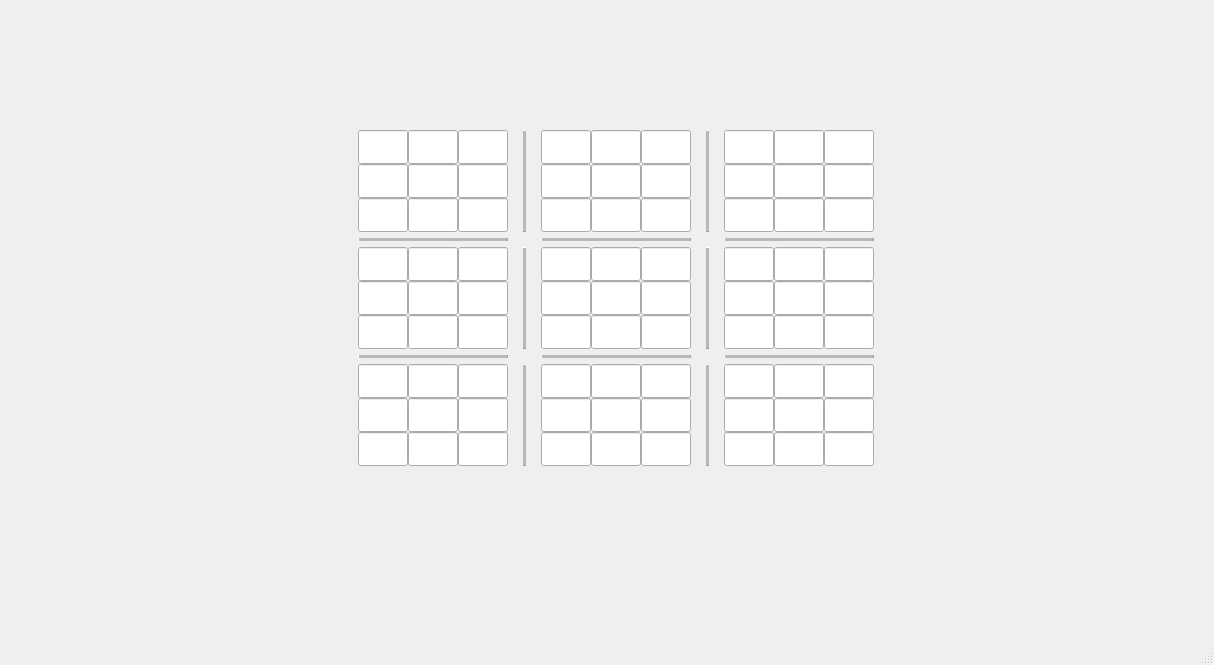
Before: the Qt Designer form Sudoku/MainWindow.ui in v43d3rm4k4r/Sudoku, drawn with Qt 5.
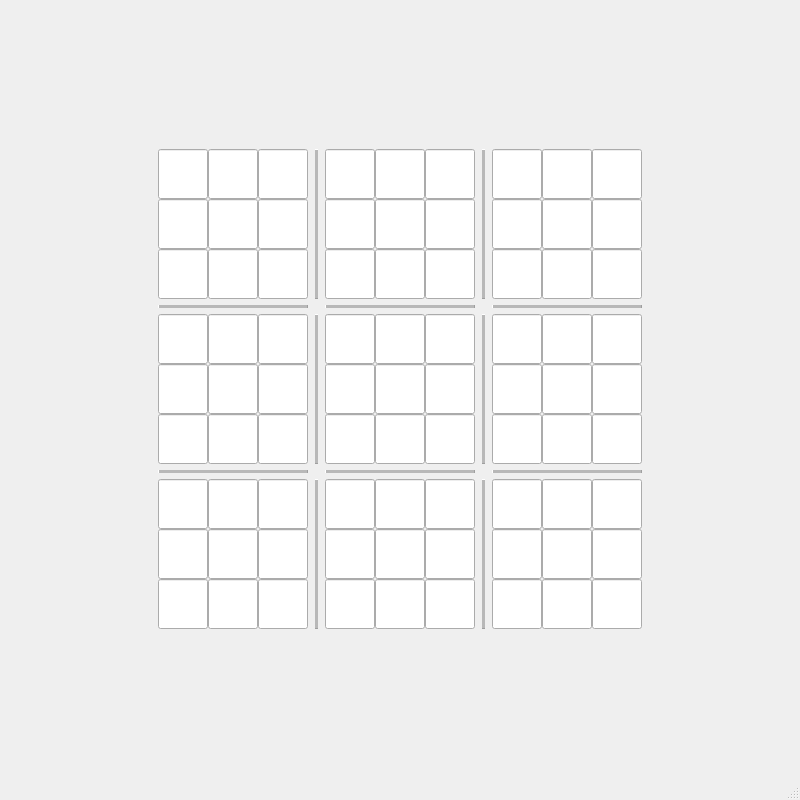
After: the same form once the commit is applied.

```diff
--- a/Sudoku/MainWindow.ui
+++ b/Sudoku/MainWindow.ui
@@ -6,10 +6,22 @@
    <rect>
     <x>0</x>
     <y>0</y>
-    <width>1214</width>
-    <height>665</height>
+    <width>800</width>
+    <height>800</height>
    </rect>
   </property>
+  <property name="minimumSize">
+   <size>
+    <width>600</width>
+    <height>600</height>
+   </size>
+  </property>
+  <property name="maximumSize">
+   <size>
+    <width>800</width>
+    <height>800</height>
+   </size>
+  </property>
   <property name="windowTitle">
    <string>MainWindow</string>
   </property>
@@ -17,16 +29,9 @@
    <bool>false</bool>
   </property>
   <widget class="QWidget" name="centralwidget">
-   <widget class="QWidget" name="gridLayoutWidget">
-    <property name="geometry">
-     <rect>
-      <x>350</x>
-      <y>130</y>
-      <width>534</width>
-      <height>336</height>
-     </rect>
-    </property>
-    <layout class="QGridLayout" name="gridLayout">
+   <layout class="QGridLayout" name="gridLayout_11">
+    <item row="0" column="0">
+     <layout class="QGridLayout" name="gridLayoutCentral">
      <property name="horizontalSpacing">
       <number>7</number>
      </property>
@@ -50,94 +55,139 @@
       </widget>
      </item>
      <item row="0" column="0">
-      <layout class="QGridLayout" name="gridLayout_2">
-       <item row="2" column="3">
-        <widget class="QLineEdit" name="lineEdit_26">
-         <property name="maximumSize">
-          <size>
-           <width>50</width>
-           <height>50</height>
-          </size>
-         </property>
-        </widget>
-       </item>
-       <item row="4" column="3">
-        <widget class="QLineEdit" name="lineEdit_32">
-         <property name="maximumSize">
-          <size>
-           <width>50</width>
-           <height>50</height>
-          </size>
-         </property>
-        </widget>
-       </item>
+       <layout class="QGridLayout" name="gridLayout00">
        <item row="3" column="4">
-        <widget class="QLineEdit" name="lineEdit_30">
+         <widget class="QLineEdit" name="lineEdit21">
          <property name="maximumSize">
           <size>
            <width>50</width>
            <height>50</height>
           </size>
          </property>
-        </widget>
-       </item>
-       <item row="2" column="2">
-        <widget class="QLineEdit" name="lineEdit_25">
+          <property name="font">
+           <font>
+            <pointsize>18</pointsize>
+           </font>
+          </property>
+         </widget>
+        </item>
+        <item row="2" column="4">
+         <widget class="QLineEdit" name="lineEdit20">
          <property name="maximumSize">
           <size>
            <width>50</width>
            <height>50</height>
           </size>
          </property>
+          <property name="font">
+           <font>
+            <pointsize>18</pointsize>
+           </font>
+          </property>
         </widget>
        </item>
        <item row="3" column="3">
-        <widget class="QLineEdit" name="lineEdit_29">
+         <widget class="QLineEdit" name="lineEdit11">
          <property name="maximumSize">
           <size>
            <width>50</width>
            <height>50</height>
           </size>
          </property>
-        </widget>
-       </item>
-       <item row="2" column="4">
-        <widget class="QLineEdit" name="lineEdit_27">
-         <property name="maximumSize">
-          <size>
-           <width>50</width>
-           <height>50</height>
-          </size>
+          <property name="font">
+           <font>
+            <pointsize>18</pointsize>
+           </font>
          </property>
         </widget>
        </item>
        <item row="4" column="2">
-        <widget class="QLineEdit" name="lineEdit_31">
+         <widget class="QLineEdit" name="lineEdit02">
          <property name="maximumSize">
           <size>
            <width>50</width>
            <height>50</height>
           </size>
+          </property>
+          <property name="font">
+           <font>
+            <pointsize>18</pointsize>
+           </font>
+          </property>
+         </widget>
+        </item>
+        <item row="4" column="3">
+         <widget class="QLineEdit" name="lineEdit12">
+          <property name="maximumSize">
+           <size>
+            <width>50</width>
+            <height>50</height>
+           </size>
+          </property>
+          <property name="font">
+           <font>
+            <pointsize>18</pointsize>
+           </font>
+          </property>
+         </widget>
+        </item>
+        <item row="2" column="3">
+         <widget class="QLineEdit" name="lineEdit10">
+          <property name="maximumSize">
+           <size>
+            <width>50</width>
+            <height>50</height>
+           </size>
+          </property>
+          <property name="font">
+           <font>
+            <pointsize>18</pointsize>
+           </font>
          </property>
         </widget>
        </item>
        <item row="4" column="4">
-        <widget class="QLineEdit" name="lineEdit_33">
+         <widget class="QLineEdit" name="lineEdit22">
          <property name="maximumSize">
           <size>
            <width>50</width>
            <height>50</height>
           </size>
          </property>
+          <property name="font">
+           <font>
+            <pointsize>18</pointsize>
+           </font>
+          </property>
         </widget>
        </item>
        <item row="3" column="2">
-        <widget class="QLineEdit" name="lineEdit_28">
+         <widget class="QLineEdit" name="lineEdit01">
          <property name="maximumSize">
           <size>
            <width>50</width>
            <height>50</height>
           </size>
+          </property>
+          <property name="font">
+           <font>
+            <pointsize>18</pointsize>
+           </font>
+          </property>
+         </widget>
+        </item>
+        <item row="2" column="2">
+         <widget class="QLineEdit" name="lineEdit00">
+          <property name="maximumSize">
+           <size>
+            <width>50</width>
+            <height>50</height>
+           </size>
+          </property>
+          <property name="font">
+           <font>
+            <pointsize>18</pointsize>
+           </font>
          </property>
         </widget>
        </item>
@@ -220,7 +270,7 @@
       </widget>
      </item>
      <item row="2" column="4">
-      <layout class="QGridLayout" name="gridLayout_7">
+       <layout class="QGridLayout" name="gridLayout21">
        <item row="0" column="2">
         <widget class="QLineEdit" name="lineEdit_126">
          <property name="maximumSize">
@@ -229,6 +279,11 @@
            <height>50</height>
           </size>
          </property>
+          <property name="font">
+           <font>
+            <pointsize>18</pointsize>
+           </font>
+          </property>
         </widget>
        </item>
        <item row="1" column="2">
@@ -239,6 +294,11 @@
            <height>50</height>
           </size>
          </property>
+          <property name="font">
+           <font>
+            <pointsize>18</pointsize>
+           </font>
+          </property>
         </widget>
        </item>
        <item row="0" column="1">
@@ -249,6 +309,11 @@
            <height>50</height>
           </size>
          </property>
+          <property name="font">
+           <font>
+            <pointsize>18</pointsize>
+           </font>
+          </property>
         </widget>
        </item>
        <item row="1" column="0">
@@ -259,6 +324,11 @@
            <height>50</height>
           </size>
          </property>
+          <property name="font">
+           <font>
+            <pointsize>18</pointsize>
+           </font>
+          </property>
         </widget>
        </item>
        <item row="0" column="0">
@@ -269,6 +339,11 @@
            <height>50</height>
           </size>
          </property>
+          <property name="font">
+           <font>
+            <pointsize>18</pointsize>
+           </font>
+          </property>
         </widget>
        </item>
        <item row="1" column="1">
@@ -279,6 +354,11 @@
            <height>50</height>
           </size>
          </property>
+          <property name="font">
+           <font>
+            <pointsize>18</pointsize>
+           </font>
+          </property>
         </widget>
        </item>
        <item row="2" column="2">
@@ -289,6 +369,11 @@
            <height>50</height>
           </size>
          </property>
+          <property name="font">
+           <font>
+            <pointsize>18</pointsize>
+           </font>
+          </property>
         </widget>
        </item>
        <item row="2" column="1">
@@ -299,6 +384,11 @@
            <height>50</height>
           </size>
          </property>
+          <property name="font">
+           <font>
+            <pointsize>18</pointsize>
+           </font>
+          </property>
         </widget>
        </item>
        <item row="2" column="0">
@@ -309,12 +399,17 @@
            <height>50</height>
           </size>
          </property>
+          <property name="font">
+           <font>
+            <pointsize>18</pointsize>
+           </font>
+          </property>
         </widget>
        </item>
       </layout>
      </item>
      <item row="2" column="2">
-      <layout class="QGridLayout" name="gridLayout_6">
+       <layout class="QGridLayout" name="gridLayout11">
        <item row="0" column="1">
         <widget class="QLineEdit" name="lineEdit_101">
          <property name="maximumSize">
@@ -323,6 +418,11 @@
            <height>50</height>
           </size>
          </property>
+          <property name="font">
+           <font>
+            <pointsize>18</pointsize>
+           </font>
+          </property>
         </widget>
        </item>
        <item row="1" column="2">
@@ -333,6 +433,11 @@
            <height>50</height>
           </size>
          </property>
+          <property name="font">
+           <font>
+            <pointsize>18</pointsize>
+           </font>
+          </property>
         </widget>
        </item>
        <item row="0" column="0">
@@ -343,6 +448,11 @@
            <height>50</height>
           </size>
          </property>
+          <property name="font">
+           <font>
+            <pointsize>18</pointsize>
+           </font>
+          </property>
         </widget>
        </item>
        <item row="1" column="0">
@@ -353,6 +463,11 @@
            <height>50</height>
           </size>
          </property>
+          <property name="font">
+           <font>
+            <pointsize>18</pointsize>
+           </font>
+          </property>
         </widget>
        </item>
        <item row="0" column="2">
@@ -363,6 +478,11 @@
            <height>50</height>
           </size>
          </property>
+          <property name="font">
+           <font>
+            <pointsize>18</pointsize>
+           </font>
+          </property>
         </widget>
        </item>
        <item row="1" column="1">
@@ -373,6 +493,11 @@
            <height>50</height>
           </size>
          </property>
+          <property name="font">
+           <font>
+            <pointsize>18</pointsize>
+           </font>
+          </property>
         </widget>
        </item>
        <item row="2" column="0">
@@ -383,6 +508,11 @@
            <height>50</height>
           </size>
          </property>
+          <property name="font">
+           <font>
+            <pointsize>18</pointsize>
+           </font>
+          </property>
         </widget>
        </item>
        <item row="2" column="1">
@@ -393,6 +523,11 @@
            <height>50</height>
           </size>
          </property>
+          <property name="font">
+           <font>
+            <pointsize>18</pointsize>
+           </font>
+          </property>
         </widget>
        </item>
        <item row="2" column="2">
@@ -403,12 +538,17 @@
            <height>50</height>
           </size>
          </property>
+          <property name="font">
+           <font>
+            <pointsize>18</pointsize>
+           </font>
+          </property>
         </widget>
        </item>
       </layout>
      </item>
      <item row="4" column="4">
-      <layout class="QGridLayout" name="gridLayout_10">
+       <layout class="QGridLayout" name="gridLayout22">
        <item row="1" column="2">
         <widget class="QLineEdit" name="lineEdit_138">
          <property name="maximumSize">
@@ -417,6 +557,11 @@
            <height>50</height>
           </size>
          </property>
+          <property name="font">
+           <font>
+            <pointsize>18</pointsize>
+           </font>
+          </property>
         </widget>
        </item>
        <item row="0" column="0">
@@ -427,6 +572,11 @@
            <height>50</height>
           </size>
          </property>
+          <property name="font">
+           <font>
+            <pointsize>18</pointsize>
+           </font>
+          </property>
         </widget>
        </item>
        <item row="1" column="1">
@@ -437,6 +587,11 @@
            <height>50</height>
           </size>
          </property>
+          <property name="font">
+           <font>
+            <pointsize>18</pointsize>
+           </font>
+          </property>
         </widget>
        </item>
        <item row="0" column="2">
@@ -447,6 +602,11 @@
            <height>50</height>
           </size>
          </property>
+          <property name="font">
+           <font>
+            <pointsize>18</pointsize>
+           </font>
+          </property>
         </widget>
        </item>
        <item row="0" column="1">
@@ -457,6 +617,11 @@
            <height>50</height>
           </size>
          </property>
+          <property name="font">
+           <font>
+            <pointsize>18</pointsize>
+           </font>
+          </property>
         </widget>
        </item>
        <item row="1" column="0">
@@ -467,6 +632,11 @@
            <height>50</height>
           </size>
          </property>
+          <property name="font">
+           <font>
+            <pointsize>18</pointsize>
+           </font>
+          </property>
         </widget>
        </item>
        <item row="2" column="1">
@@ -477,6 +647,11 @@
            <height>50</height>
           </size>
          </property>
+          <property name="font">
+           <font>
+            <pointsize>18</pointsize>
+           </font>
+          </property>
         </widget>
        </item>
        <item row="2" column="2">
@@ -487,6 +662,11 @@
            <height>50</height>
           </size>
          </property>
+          <property name="font">
+           <font>
+            <pointsize>18</pointsize>
+           </font>
+          </property>
         </widget>
        </item>
        <item row="2" column="0">
@@ -497,12 +677,17 @@
            <height>50</height>
           </size>
          </property>
+          <property name="font">
+           <font>
+            <pointsize>18</pointsize>
+           </font>
+          </property>
         </widget>
        </item>
       </layout>
      </item>
      <item row="0" column="2">
-      <layout class="QGridLayout" name="gridLayout_3">
+       <layout class="QGridLayout" name="gridLayout10">
        <item row="0" column="1">
         <widget class="QLineEdit" name="lineEdit_92">
          <property name="maximumSize">
@@ -511,6 +696,11 @@
            <height>50</height>
           </size>
          </property>
+          <property name="font">
+           <font>
+            <pointsize>18</pointsize>
+           </font>
+          </property>
         </widget>
        </item>
        <item row="0" column="2">
@@ -521,6 +711,11 @@
            <height>50</height>
           </size>
          </property>
+          <property name="font">
+           <font>
+            <pointsize>18</pointsize>
+           </font>
+          </property>
         </widget>
        </item>
        <item row="1" column="0">
@@ -531,6 +726,11 @@
            <height>50</height>
           </size>
          </property>
+          <property name="font">
+           <font>
+            <pointsize>18</pointsize>
+           </font>
+          </property>
         </widget>
        </item>
        <item row="1" column="2">
@@ -541,6 +741,11 @@
            <height>50</height>
           </size>
          </property>
+          <property name="font">
+           <font>
+            <pointsize>18</pointsize>
+           </font>
+          </property>
         </widget>
        </item>
        <item row="1" column="1">
@@ -551,6 +756,11 @@
            <height>50</height>
           </size>
          </property>
+          <property name="font">
+           <font>
+            <pointsize>18</pointsize>
+           </font>
+          </property>
         </widget>
        </item>
        <item row="0" column="0">
@@ -561,6 +771,11 @@
            <height>50</height>
           </size>
          </property>
+          <property name="font">
+           <font>
+            <pointsize>18</pointsize>
+           </font>
+          </property>
         </widget>
        </item>
        <item row="2" column="0">
@@ -571,6 +786,11 @@
            <height>50</height>
           </size>
          </property>
+          <property name="font">
+           <font>
+            <pointsize>18</pointsize>
+           </font>
+          </property>
         </widget>
        </item>
        <item row="2" column="1">
@@ -581,6 +801,11 @@
            <height>50</height>
           </size>
          </property>
+          <property name="font">
+           <font>
+            <pointsize>18</pointsize>
+           </font>
+          </property>
         </widget>
        </item>
        <item row="2" column="2">
@@ -591,6 +816,11 @@
            <height>50</height>
           </size>
          </property>
+          <property name="font">
+           <font>
+            <pointsize>18</pointsize>
+           </font>
+          </property>
         </widget>
        </item>
       </layout>
@@ -634,7 +864,7 @@
       </widget>
      </item>
      <item row="0" column="4">
-      <layout class="QGridLayout" name="gridLayout_4">
+       <layout class="QGridLayout" name="gridLayout20">
        <item row="0" column="0">
         <widget class="QLineEdit" name="lineEdit_88">
          <property name="maximumSize">
@@ -643,6 +873,11 @@
            <height>50</height>
           </size>
          </property>
+          <property name="font">
+           <font>
+            <pointsize>18</pointsize>
+           </font>
+          </property>
         </widget>
        </item>
        <item row="1" column="0">
@@ -653,6 +888,11 @@
            <height>50</height>
           </size>
          </property>
+          <property name="font">
+           <font>
+            <pointsize>18</pointsize>
+           </font>
+          </property>
         </widget>
        </item>
        <item row="0" column="2">
@@ -663,6 +903,11 @@
            <height>50</height>
           </size>
          </property>
+          <property name="font">
+           <font>
+            <pointsize>18</pointsize>
+           </font>
+          </property>
         </widget>
        </item>
        <item row="1" column="2">
@@ -673,6 +918,11 @@
            <height>50</height>
           </size>
          </property>
+          <property name="font">
+           <font>
+            <pointsize>18</pointsize>
+           </font>
+          </property>
         </widget>
        </item>
        <item row="0" column="1">
@@ -683,6 +933,11 @@
            <height>50</height>
           </size>
          </property>
+          <property name="font">
+           <font>
+            <pointsize>18</pointsize>
+           </font>
+          </property>
         </widget>
        </item>
        <item row="1" column="1">
@@ -693,6 +948,11 @@
            <height>50</height>
           </size>
          </property>
+          <property name="font">
+           <font>
+            <pointsize>18</pointsize>
+           </font>
+          </property>
         </widget>
        </item>
        <item row="2" column="0">
@@ -703,6 +963,11 @@
            <height>50</height>
           </size>
          </property>
+          <property name="font">
+           <font>
+            <pointsize>18</pointsize>
+           </font>
+          </property>
         </widget>
        </item>
        <item row="2" column="1">
@@ -713,6 +978,11 @@
            <height>50</height>
           </size>
          </property>
+          <property name="font">
+           <font>
+            <pointsize>18</pointsize>
+           </font>
+          </property>
         </widget>
        </item>
        <item row="2" column="2">
@@ -723,6 +993,11 @@
            <height>50</height>
           </size>
          </property>
+          <property name="font">
+           <font>
+            <pointsize>18</pointsize>
+           </font>
+          </property>
         </widget>
        </item>
       </layout>
@@ -747,7 +1022,7 @@
       </widget>
      </item>
      <item row="4" column="0">
-      <layout class="QGridLayout" name="gridLayout_8">
+       <layout class="QGridLayout" name="gridLayout02">
        <item row="1" column="1">
         <widget class="QLineEdit" name="lineEdit_20">
          <property name="maximumSize">
@@ -756,6 +1031,11 @@
            <height>50</height>
           </size>
          </property>
+          <property name="font">
+           <font>
+            <pointsize>18</pointsize>
+           </font>
+          </property>
         </widget>
        </item>
        <item row="1" column="2">
@@ -766,6 +1046,11 @@
            <height>50</height>
           </size>
          </property>
+          <property name="font">
+           <font>
+            <pointsize>18</pointsize>
+           </font>
+          </property>
         </widget>
        </item>
        <item row="0" column="0">
@@ -776,6 +1061,11 @@
            <height>50</height>
           </size>
          </property>
+          <property name="font">
+           <font>
+            <pointsize>18</pointsize>
+           </font>
+          </property>
         </widget>
        </item>
        <item row="0" column="1">
@@ -786,6 +1076,11 @@
            <height>50</height>
           </size>
          </property>
+          <property name="font">
+           <font>
+            <pointsize>18</pointsize>
+           </font>
+          </property>
         </widget>
        </item>
        <item row="0" column="2">
@@ -796,6 +1091,11 @@
            <height>50</height>
           </size>
          </property>
+          <property name="font">
+           <font>
+            <pointsize>18</pointsize>
+           </font>
+          </property>
         </widget>
        </item>
        <item row="1" column="0">
@@ -806,6 +1106,11 @@
            <height>50</height>
           </size>
          </property>
+          <property name="font">
+           <font>
+            <pointsize>18</pointsize>
+           </font>
+          </property>
         </widget>
        </item>
        <item row="2" column="0">
@@ -816,6 +1121,11 @@
            <height>50</height>
           </size>
          </property>
+          <property name="font">
+           <font>
+            <pointsize>18</pointsize>
+           </font>
+          </property>
         </widget>
        </item>
        <item row="2" column="1">
@@ -826,6 +1136,11 @@
            <height>50</height>
           </size>
          </property>
+          <property name="font">
+           <font>
+            <pointsize>18</pointsize>
+           </font>
+          </property>
         </widget>
        </item>
        <item row="2" column="2">
@@ -836,6 +1151,11 @@
            <height>50</height>
           </size>
          </property>
+          <property name="font">
+           <font>
+            <pointsize>18</pointsize>
+           </font>
+          </property>
         </widget>
        </item>
       </layout>
@@ -879,7 +1199,7 @@
       </widget>
      </item>
      <item row="4" column="2">
-      <layout class="QGridLayout" name="gridLayout_9">
+       <layout class="QGridLayout" name="gridLayout12">
        <item row="0" column="0">
         <widget class="QLineEdit" name="lineEdit_109">
          <property name="maximumSize">
@@ -888,6 +1208,11 @@
            <height>50</height>
           </size>
          </property>
+          <property name="font">
+           <font>
+            <pointsize>18</pointsize>
+           </font>
+          </property>
         </widget>
        </item>
        <item row="1" column="0">
@@ -898,6 +1223,11 @@
            <height>50</height>
           </size>
          </property>
+          <property name="font">
+           <font>
+            <pointsize>18</pointsize>
+           </font>
+          </property>
         </widget>
        </item>
        <item row="0" column="1">
@@ -908,6 +1238,11 @@
            <height>50</height>
           </size>
          </property>
+          <property name="font">
+           <font>
+            <pointsize>18</pointsize>
+           </font>
+          </property>
         </widget>
        </item>
        <item row="1" column="2">
@@ -918,6 +1253,11 @@
            <height>50</height>
           </size>
          </property>
+          <property name="font">
+           <font>
+            <pointsize>18</pointsize>
+           </font>
+          </property>
         </widget>
        </item>
        <item row="0" column="2">
@@ -928,6 +1268,11 @@
            <height>50</height>
           </size>
          </property>
+          <property name="font">
+           <font>
+            <pointsize>18</pointsize>
+           </font>
+          </property>
         </widget>
        </item>
        <item row="1" column="1">
@@ -938,6 +1283,11 @@
            <height>50</height>
           </size>
          </property>
+          <property name="font">
+           <font>
+            <pointsize>18</pointsize>
+           </font>
+          </property>
         </widget>
        </item>
        <item row="2" column="0">
@@ -948,6 +1298,11 @@
            <height>50</height>
           </size>
          </property>
+          <property name="font">
+           <font>
+            <pointsize>18</pointsize>
+           </font>
+          </property>
         </widget>
        </item>
        <item row="2" column="1">
@@ -958,6 +1313,11 @@
            <height>50</height>
           </size>
          </property>
+          <property name="font">
+           <font>
+            <pointsize>18</pointsize>
+           </font>
+          </property>
         </widget>
        </item>
        <item row="2" column="2">
@@ -968,6 +1328,11 @@
            <height>50</height>
           </size>
          </property>
+          <property name="font">
+           <font>
+            <pointsize>18</pointsize>
+           </font>
+          </property>
         </widget>
        </item>
       </layout>
@@ -1011,7 +1376,7 @@
       </widget>
      </item>
      <item row="2" column="0">
-      <layout class="QGridLayout" name="gridLayout_5">
+       <layout class="QGridLayout" name="gridLayout01">
        <item row="1" column="2">
         <widget class="QLineEdit" name="lineEdit_12">
          <property name="maximumSize">
@@ -1020,6 +1385,11 @@
            <height>50</height>
           </size>
          </property>
+          <property name="font">
+           <font>
+            <pointsize>18</pointsize>
+           </font>
+          </property>
         </widget>
        </item>
        <item row="2" column="2">
@@ -1030,6 +1400,11 @@
            <height>50</height>
           </size>
          </property>
+          <property name="font">
+           <font>
+            <pointsize>18</pointsize>
+           </font>
+          </property>
         </widget>
        </item>
        <item row="0" column="1">
@@ -1040,6 +1415,11 @@
            <height>50</height>
           </size>
          </property>
+          <property name="font">
+           <font>
+            <pointsize>18</pointsize>
+           </font>
+          </property>
         </widget>
        </item>
        <item row="0" column="2">
@@ -1050,6 +1430,11 @@
            <height>50</height>
           </size>
          </property>
+          <property name="font">
+           <font>
+            <pointsize>18</pointsize>
+           </font>
+          </property>
         </widget>
        </item>
        <item row="2" column="0">
@@ -1060,6 +1445,11 @@
            <height>50</height>
           </size>
          </property>
+          <property name="font">
+           <font>
+            <pointsize>18</pointsize>
+           </font>
+          </property>
         </widget>
        </item>
        <item row="2" column="1">
@@ -1070,6 +1460,11 @@
            <height>50</height>
           </size>
          </property>
+          <property name="font">
+           <font>
+            <pointsize>18</pointsize>
+           </font>
+          </property>
         </widget>
        </item>
        <item row="1" column="0">
@@ -1080,6 +1475,11 @@
            <height>50</height>
           </size>
          </property>
+          <property name="font">
+           <font>
+            <pointsize>18</pointsize>
+           </font>
+          </property>
         </widget>
        </item>
        <item row="0" column="0">
@@ -1090,6 +1490,11 @@
            <height>50</height>
           </size>
          </property>
+          <property name="font">
+           <font>
+            <pointsize>18</pointsize>
+           </font>
+          </property>
         </widget>
        </item>
        <item row="1" column="1">
@@ -1100,12 +1505,18 @@
            <height>50</height>
           </size>
          </property>
+          <property name="font">
+           <font>
+            <pointsize>18</pointsize>
+           </font>
+          </property>
         </widget>
        </item>
       </layout>
      </item>
     </layout>
-   </widget>
+    </item>
+   </layout>
   </widget>
   <widget class="QMenuBar" name="menubar">
    <property name="geometry">
```
Left out of the diff: 146 changed lines with no effect on the pictures. Lines whose indentation alone changed are shown as unchanged.
